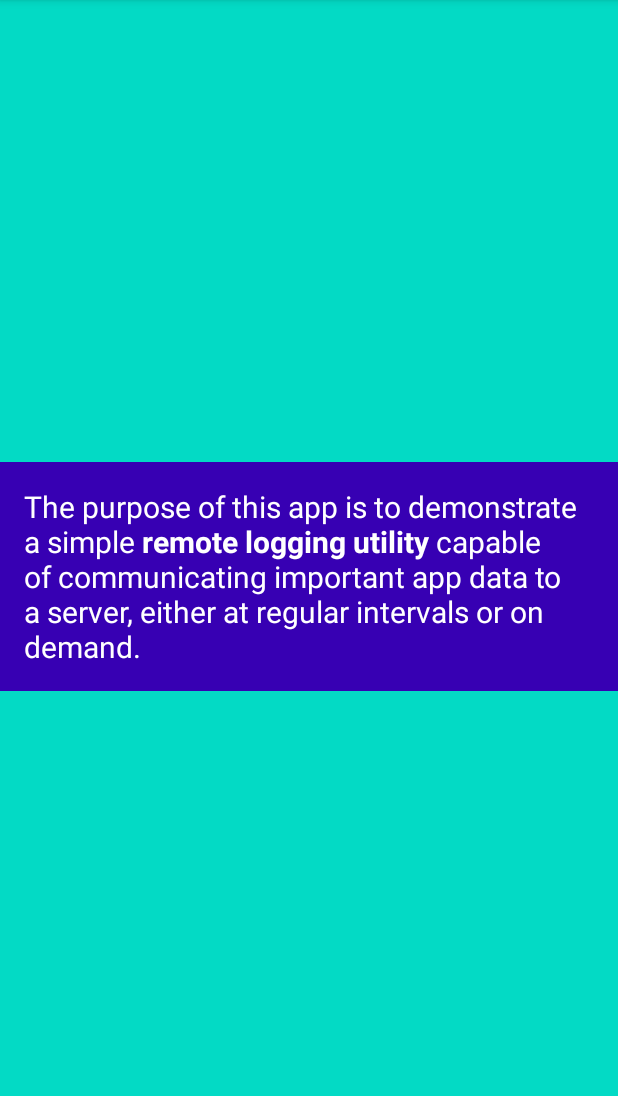
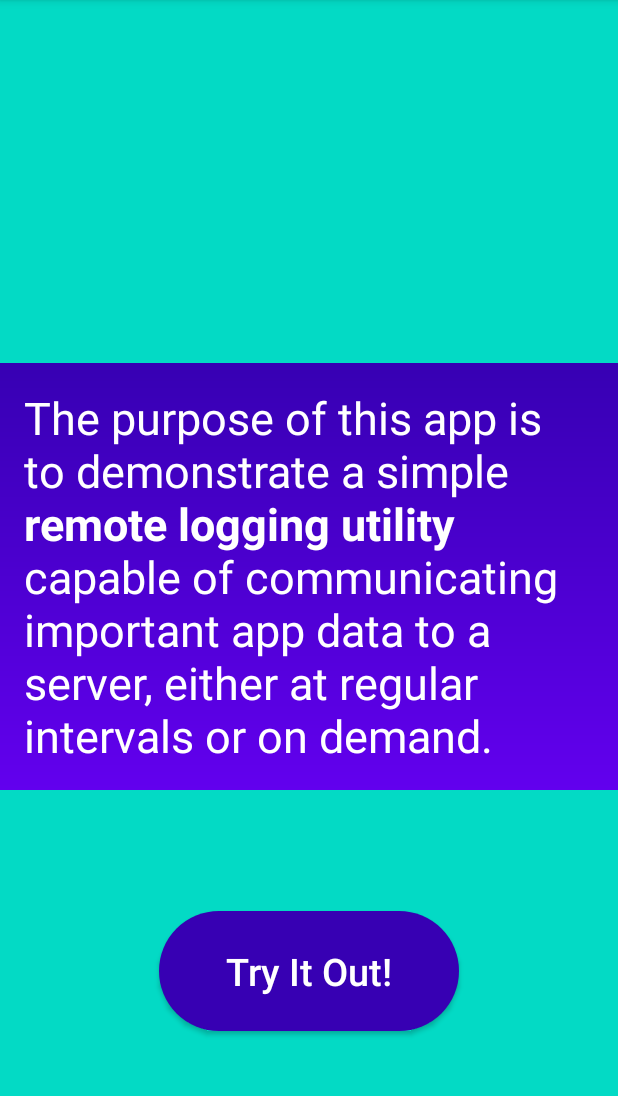
Before and after one commit to august-gruneisen/LoggerDude, an Android app: the screen it shows after launch (MainActivity), on a phone screen of 412 x 824 dp, the part 84-1180 px from its top. Run offline under Robolectric (Android 15) with nearby library versions, the phone set to English and light mode, and no system bars.

Commit message:
add custom shapes and button

```diff
--- a/app/src/main/java/com/augustg/rluda/MainActivity.kt
+++ b/app/src/main/java/com/augustg/rluda/MainActivity.kt
@@ -1,11 +1,59 @@
 package com.augustg.rluda
 
+import android.animation.Animator
+import android.animation.AnimatorListenerAdapter
 import androidx.appcompat.app.AppCompatActivity
 import android.os.Bundle
+import android.view.View
+import android.widget.Button
+import android.widget.Toast
 
 class MainActivity : AppCompatActivity() {
+
+    private lateinit var startButton: Button
+    private var startButtonFadeInDurationMillis: Long = 50
+    private var startButtonFadeOutDurationMillis: Long = 400
+
     override fun onCreate(savedInstanceState: Bundle?) {
         super.onCreate(savedInstanceState)
         setContentView(R.layout.activity_main)
+
+        startButton = findViewById(R.id.startButton)
+
+        startButton.setOnClickListener {
+            Toast.makeText(this, "Toast", Toast.LENGTH_SHORT).show()
+        }
+
+        fadeIn(startButton)
     }
+
+    private fun fadeIn(view: View) {
+        view.apply {
+            alpha = 0f
+            animate()
+                .alpha(1f)
+                .setStartDelay(0)
+                .setDuration(startButtonFadeInDurationMillis)
+                .setListener(object : AnimatorListenerAdapter() {
+                    override fun onAnimationEnd(animation: Animator) {
+                        fadeOut(view)
+                    }
+                })
+        }
+    }
+
+    private fun fadeOut(view: View) {
+        view.apply {
+            animate()
+                .alpha(0f)
+                .setStartDelay(3000)
+                .setDuration(startButtonFadeOutDurationMillis)
+                .setListener(object : AnimatorListenerAdapter() {
+                    override fun onAnimationEnd(animation: Animator) {
+                        fadeIn(view)
+                    }
+                })
+        }
+    }
+
 }
--- /dev/null
+++ b/app/src/main/res/drawable/app_purpose_background.xml
@@ -0,0 +1,4 @@
+<?xml version="1.0" encoding="utf-8"?>
+<shape xmlns:android="http://schemas.android.com/apk/res/android" android:shape="rectangle">
+    <gradient android:angle="90" android:startColor="@color/colorPrimary" android:endColor="@color/colorPrimaryDark" />
+</shape>
--- /dev/null
+++ b/app/src/main/res/drawable/start_button.xml
@@ -0,0 +1,5 @@
+<?xml version="1.0" encoding="utf-8"?>
+<shape xmlns:android="http://schemas.android.com/apk/res/android" android:shape="rectangle">
+    <solid android:color="@color/colorPrimaryDark"/>
+    <corners android:radius="50dp" />
+</shape>
--- a/app/src/main/res/layout/activity_main.xml
+++ b/app/src/main/res/layout/activity_main.xml
@@ -8,9 +8,10 @@
     tools:context=".MainActivity">
 
     <LinearLayout
+        android:id="@+id/appPurpose"
         android:layout_width="match_parent"
         android:layout_height="wrap_content"
-        android:background="@color/colorPrimaryDark"
+        android:background="@drawable/app_purpose_background"
         android:orientation="vertical"
         android:padding="16dp"
         app:layout_constraintBottom_toBottomOf="parent"
@@ -21,10 +22,22 @@
         <TextView
             android:layout_width="wrap_content"
             android:layout_height="wrap_content"
-            android:textSize="20sp"
+            android:text="@string/app_purpose_text"
             android:textColor="@android:color/white"
-            android:text="@string/app_purpose_text"/>
+            android:textSize="30sp" />
     </LinearLayout>
 
-
+    <Button
+        android:id="@+id/startButton"
+        android:layout_width="200dp"
+        android:layout_height="80dp"
+        android:background="@drawable/start_button"
+        android:text="@string/start_button_text"
+        android:textAllCaps="false"
+        android:textColor="@android:color/white"
+        android:textSize="25sp"
+        app:layout_constraintTop_toBottomOf="@id/appPurpose"
+        app:layout_constraintBottom_toBottomOf="parent"
+        app:layout_constraintEnd_toEndOf="parent"
+        app:layout_constraintStart_toStartOf="parent" />
 </androidx.constraintlayout.widget.ConstraintLayout>
--- a/app/src/main/res/values/strings.xml
+++ b/app/src/main/res/values/strings.xml
@@ -1,4 +1,5 @@
 <resources>
     <string name="app_name">Remote Logging Utility Demo App</string>
     <string name="app_purpose_text">The purpose of this app is to demonstrate a simple <b>remote logging utility</b> capable of communicating important app data to a server, either at regular intervals or on demand.</string>
+    <string name="start_button_text">Try It Out!</string>
 </resources>
```
